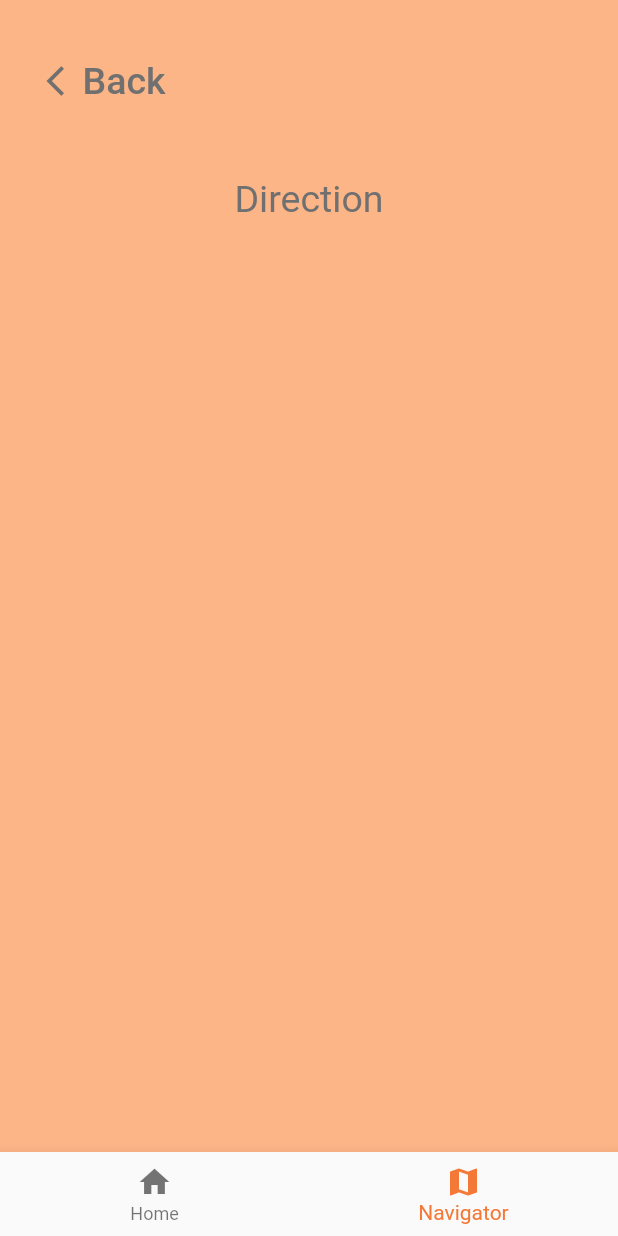
After one commit to Onnopz/LXMobileApp, a Flutter app: the ShowDirection screen opened directly, on a phone screen of 412 x 824 dp. The commit adds this screen. Run offline on Flutter 3.47's test engine with Material 2 defaults, Android fonts, the light colour scheme and no system bars; missing offline and left inert: qrscan.

Commit message:
(แก้) find direction - ปุ่ม

```diff
--- a/lib/choose_location.dart
+++ b/lib/choose_location.dart
@@ -1,5 +1,4 @@
 import 'package:flutter/material.dart';
-import 'package:lx_mobile_app/find_direction.dart';
 import 'data_storage.dart';
 
 class ChooseLo extends StatefulWidget {
--- a/lib/data_storage.dart
+++ b/lib/data_storage.dart
@@ -161,7 +161,8 @@ class CustomButton extends RaisedButton {
                 padding_LR, padding_TB, padding_LR, padding_TB),
             shape: RoundedRectangleBorder(
               borderRadius: BorderRadius.circular(30.0),
-            ));
+            )
+  );
 }
 
 class CustomText extends Container {
--- /dev/null
+++ b/lib/show_direction.dart
@@ -0,0 +1,37 @@
+import 'package:flutter/material.dart';
+import 'package:lx_mobile_app/choose_location.dart';
+import 'data_storage.dart';
+import 'package:qrscan/qrscan.dart' as scanner;
+
+class ShowDirection extends StatefulWidget {
+  ShowDirection();
+
+  @override
+  _ShowDirectionState createState() => _ShowDirectionState();
+}
+
+class _ShowDirectionState extends State<ShowDirection> {
+  static final pageIndex = 1;
+
+  @override
+  Widget build(BuildContext context) {
+    return Scaffold(
+      bottomNavigationBar: CustomNavigationBar((int i) {
+        if(i != pageIndex){
+          Navigator.of(context).push(MaterialPageRoute(
+              builder: (context) => CustomNavigationBar.page[i]));
+        }
+      },
+          pageIndex),
+      backgroundColor: DataStorage.bg_Color,
+      body: CustomBodyContainer(<Widget>[
+        CustomText("Direction", DataStorage.mainMargin_LR,
+            DataStorage.mainMargin_TB,
+            DataStorage.mainMargin_LR,
+            0,
+            DataStorage.textSize_head
+        ),
+      ], context),
+    );
+  }
+}
--- a/lib/splash.dart
+++ b/lib/splash.dart
@@ -41,8 +41,9 @@ class _SplashState extends State<Splash> {
               child: Column(
                 mainAxisAlignment: MainAxisAlignment.center,
                 children: <Widget>[
-                  Image.asset("assets/applogo.png",
-                  scale: 10,
+                  ClipRRect(
+                    borderRadius: BorderRadius.circular(25.0),
+                    child: Image.asset("assets/applogo.png", scale: 10),
                   )
                 ],
               ),
```
Also changed, not shown: lib/find_direction.dart (+64 -34 lines).
